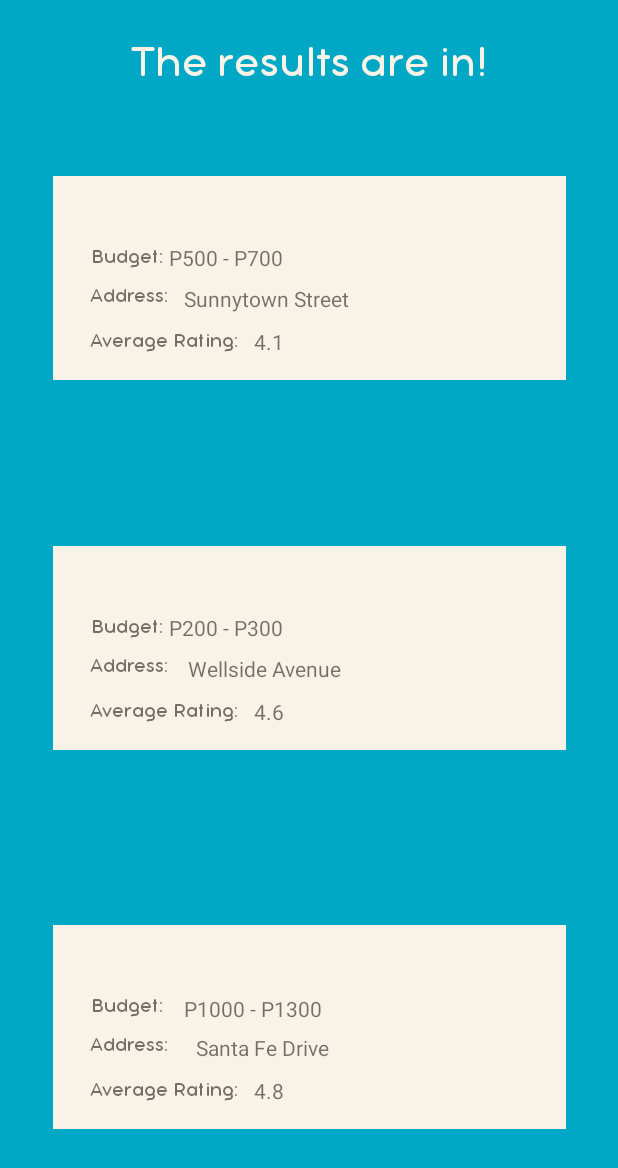
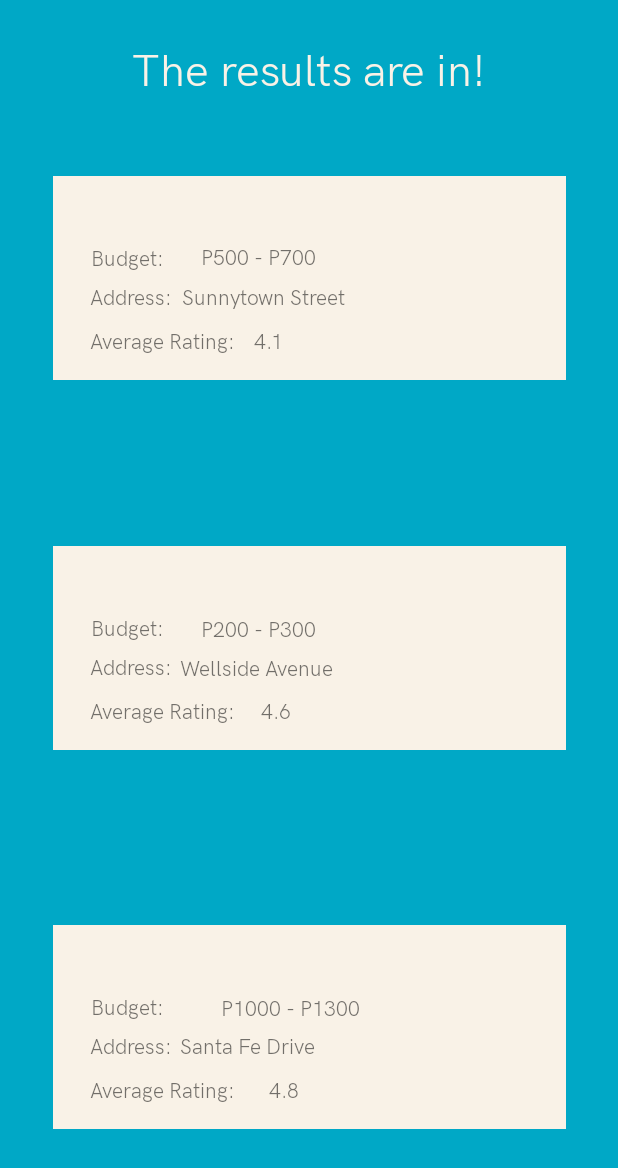
Before and after one commit to homerghad/JMARK, an Android app: the ChooseForMeActivity screen opened directly, with no data from a screen before it, on a phone screen of 412 x 824 dp. Shown: the top 1168 px of the screen. Run offline under Robolectric (Android 15) with nearby library versions, the phone set to English and light mode, and no system bars.

Commit message:
Replaced font family

```diff
--- a/app/src/main/res/layout/activity_choose_for_me.xml
+++ b/app/src/main/res/layout/activity_choose_for_me.xml
@@ -90,13 +90,13 @@
             android:layout_marginStart="8dp"
             android:layout_marginTop="8dp"
             android:text="4.8"
-            app:fontFamily="sans-serif"
+            app:fontFamily="@font/abc"
             app:layout_constraintBottom_toBottomOf="parent"
             app:layout_constraintEnd_toEndOf="parent"
-            app:layout_constraintHorizontal_bias="0.411"
+            app:layout_constraintHorizontal_bias="0.445"
             app:layout_constraintStart_toStartOf="parent"
             app:layout_constraintTop_toTopOf="parent"
-            app:layout_constraintVertical_bias="0.92" />
+            app:layout_constraintVertical_bias="0.921" />
 
         <TextView
             android:id="@+id/textView11"
@@ -109,13 +109,13 @@
             android:layout_marginStart="8dp"
             android:layout_marginTop="8dp"
             android:text="Santa Fe Drive"
-            app:fontFamily="sans-serif"
+            app:fontFamily="@font/abc"
             app:layout_constraintBottom_toBottomOf="parent"
             app:layout_constraintEnd_toEndOf="parent"
-            app:layout_constraintHorizontal_bias="0.367"
+            app:layout_constraintHorizontal_bias="0.326"
             app:layout_constraintStart_toStartOf="parent"
             app:layout_constraintTop_toTopOf="parent"
-            app:layout_constraintVertical_bias="0.633" />
+            app:layout_constraintVertical_bias="0.627" />
 
         <TextView
             android:id="@+id/textView10"
@@ -128,13 +128,13 @@
             android:layout_marginStart="8dp"
             android:layout_marginTop="8dp"
             android:text="P1000 - P1300"
-            app:fontFamily="sans-serif"
+            app:fontFamily="@font/abc"
             app:layout_constraintBottom_toBottomOf="parent"
             app:layout_constraintEnd_toEndOf="parent"
-            app:layout_constraintHorizontal_bias="0.339"
+            app:layout_constraintHorizontal_bias="0.445"
             app:layout_constraintStart_toStartOf="parent"
             app:layout_constraintTop_toTopOf="parent"
-            app:layout_constraintVertical_bias="0.376" />
+            app:layout_constraintVertical_bias="0.372" />
 
         <TextView
             android:id="@+id/textView9"
@@ -239,13 +239,13 @@
             android:layout_marginStart="8dp"
             android:layout_marginTop="8dp"
             android:text="4.6"
-            app:fontFamily="sans-serif"
+            app:fontFamily="@font/abc"
             app:layout_constraintBottom_toBottomOf="parent"
             app:layout_constraintEnd_toEndOf="parent"
-            app:layout_constraintHorizontal_bias="0.411"
+            app:layout_constraintHorizontal_bias="0.428"
             app:layout_constraintStart_toStartOf="parent"
             app:layout_constraintTop_toTopOf="parent"
-            app:layout_constraintVertical_bias="0.92" />
+            app:layout_constraintVertical_bias="0.921" />
 
         <TextView
             android:id="@+id/textView11"
@@ -258,10 +258,10 @@
             android:layout_marginStart="8dp"
             android:layout_marginTop="8dp"
             android:text="Wellside Avenue"
-            app:fontFamily="sans-serif"
+            app:fontFamily="@font/abc"
             app:layout_constraintBottom_toBottomOf="parent"
             app:layout_constraintEnd_toEndOf="parent"
-            app:layout_constraintHorizontal_bias="0.367"
+            app:layout_constraintHorizontal_bias="0.343"
             app:layout_constraintStart_toStartOf="parent"
             app:layout_constraintTop_toTopOf="parent"
             app:layout_constraintVertical_bias="0.633" />
@@ -277,13 +277,13 @@
             android:layout_marginStart="8dp"
             android:layout_marginTop="8dp"
             android:text="P200 - P300"
-            app:fontFamily="sans-serif"
+            app:fontFamily="@font/abc"
             app:layout_constraintBottom_toBottomOf="parent"
             app:layout_constraintEnd_toEndOf="parent"
-            app:layout_constraintHorizontal_bias="0.276"
+            app:layout_constraintHorizontal_bias="0.364"
             app:layout_constraintStart_toStartOf="parent"
             app:layout_constraintTop_toTopOf="parent"
-            app:layout_constraintVertical_bias="0.362" />
+            app:layout_constraintVertical_bias="0.372" />
 
         <TextView
             android:id="@+id/textView9"
@@ -405,7 +405,7 @@
             android:layout_marginStart="8dp"
             android:layout_marginTop="8dp"
             android:text="4.1"
-            app:fontFamily="sans-serif"
+            app:fontFamily="@font/abc"
             app:layout_constraintBottom_toBottomOf="parent"
             app:layout_constraintEnd_toEndOf="parent"
             app:layout_constraintHorizontal_bias="0.411"
@@ -424,13 +424,13 @@
             android:layout_marginStart="8dp"
             android:layout_marginTop="8dp"
             android:text="Sunnytown Street"
-            app:fontFamily="sans-serif"
+            app:fontFamily="@font/abc"
             app:layout_constraintBottom_toBottomOf="parent"
             app:layout_constraintEnd_toEndOf="parent"
-            app:layout_constraintHorizontal_bias="0.367"
+            app:layout_constraintHorizontal_bias="0.359"
             app:layout_constraintStart_toStartOf="parent"
             app:layout_constraintTop_toTopOf="parent"
-            app:layout_constraintVertical_bias="0.633" />
+            app:layout_constraintVertical_bias="0.627" />
 
         <TextView
             android:id="@+id/textView10"
@@ -443,10 +443,10 @@
             android:layout_marginStart="8dp"
             android:layout_marginTop="8dp"
             android:text="P500 - P700"
-            app:fontFamily="sans-serif"
+            app:fontFamily="@font/abc"
             app:layout_constraintBottom_toBottomOf="parent"
             app:layout_constraintEnd_toEndOf="parent"
-            app:layout_constraintHorizontal_bias="0.276"
+            app:layout_constraintHorizontal_bias="0.364"
             app:layout_constraintStart_toStartOf="parent"
             app:layout_constraintTop_toTopOf="parent"
             app:layout_constraintVertical_bias="0.362" />
--- a/app/src/main/res/layout/activity_let_me_choose.xml
+++ b/app/src/main/res/layout/activity_let_me_choose.xml
@@ -42,6 +42,7 @@
         app:layout_constraintStart_toStartOf="parent"
         app:layout_constraintTop_toTopOf="parent"
         app:layout_constraintVertical_bias="0.636"
+        app:fontFamily="@font/abc"
         tools:text="P1000 - P1500" />
 
     <Button
@@ -58,6 +59,7 @@
         app:layout_constraintStart_toStartOf="parent"
         app:layout_constraintTop_toTopOf="parent"
         app:layout_constraintVertical_bias="0.518"
+        app:fontFamily="@font/abc"
         tools:text="P400 - P700" />
 
     <Button
@@ -75,6 +77,7 @@
         app:layout_constraintStart_toStartOf="parent"
         app:layout_constraintTop_toTopOf="parent"
         app:layout_constraintVertical_bias="0.403"
+        app:fontFamily="@font/abc"
         tools:text="P150 - 300" />
 
 </android.support.constraint.ConstraintLayout>
```
Also changed, not shown: app/src/main/res/font/abc.ttf.
